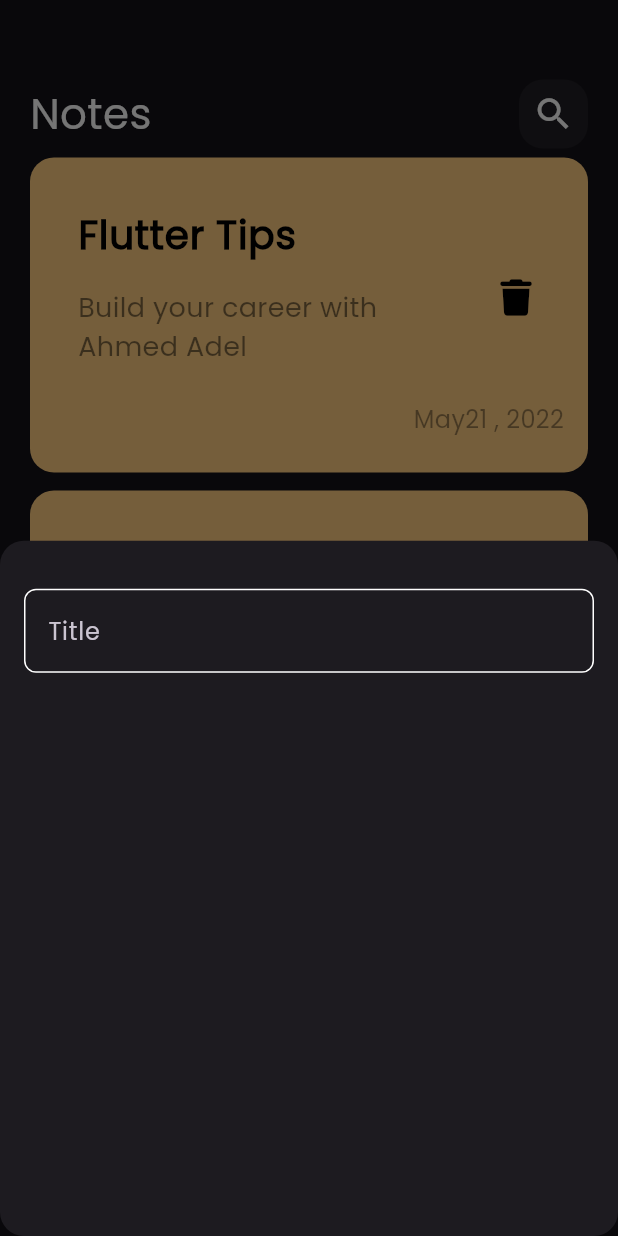
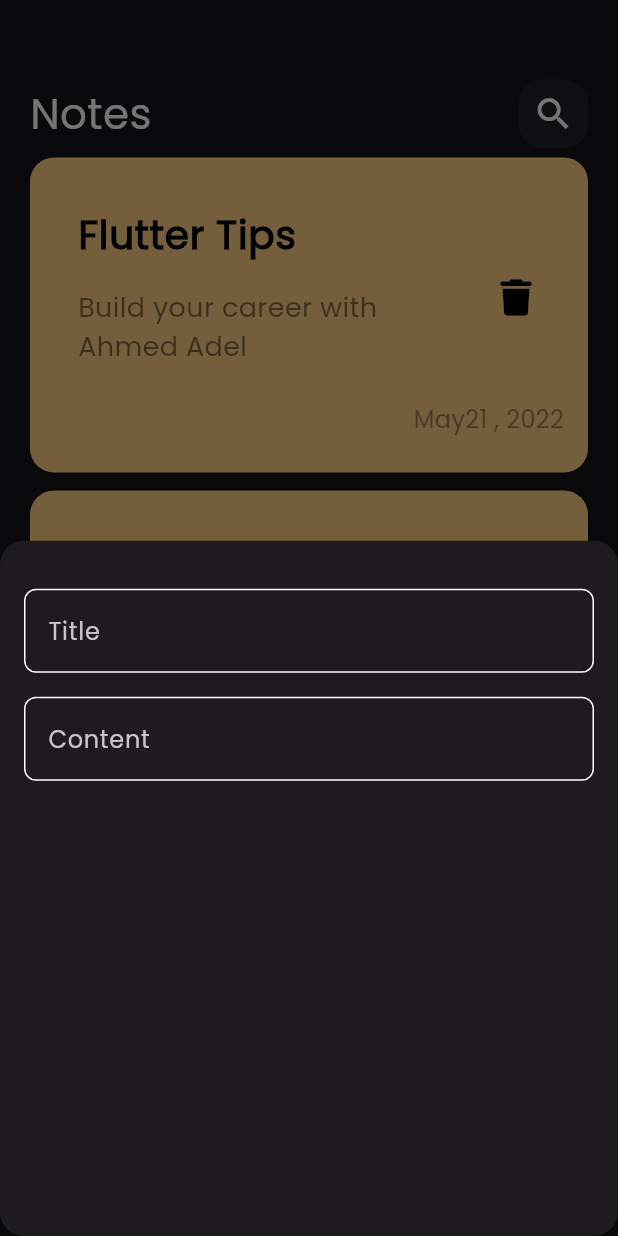
Before and after one commit to AhmedAdel8/notes_app, a Flutter app: the screen it shows after launch, after a tap on the "add" icon, on a phone screen of 412 x 824 dp. Run offline on Flutter 3.47's test engine with Material 3 defaults, Android fonts, the phone set to English and light mode, and no system bars; our stand-ins replace font_awesome_flutter.

Commit message:
add fields to notes bottom sheet

```diff
--- a/lib/widgets/add_note_bottom_sheet.dart
+++ b/lib/widgets/add_note_bottom_sheet.dart
@@ -10,10 +10,19 @@ class AddNoteBottomSheet extends StatelessWidget {
       padding: const EdgeInsets.symmetric(horizontal: 16),
       child: Column(
         children: [
-          const SizedBox(
+          SizedBox(
             height: 32,
           ),
-          CustomTextField(),
+          CustomTextField(
+            hint: 'Title',
+          ),
+          SizedBox(
+            height: 16,
+          ),
+          CustomTextField(
+            hint: 'Content',
+            maxLines: 5,
+          ),
         ],
       ),
     );
--- a/lib/widgets/custom_text_field.dart
+++ b/lib/widgets/custom_text_field.dart
@@ -2,14 +2,19 @@ import 'package:flutter/material.dart';
 import 'package:notes_app/constants.dart';
 
 class CustomTextField extends StatelessWidget {
-  const CustomTextField({super.key});
-
+  const CustomTextField({
+    super.key,
+    required this.hint,
+    this.maxLines = 1,
+  });
+  final String hint;
+  final int maxLines;
   @override
   Widget build(BuildContext context) {
     return TextField(
       cursorColor: KprimaryColor,
       decoration: InputDecoration(
-        hintText: 'Title',
+        hintText: hint,
         border: buildBorder(),
         enabledBorder: buildBorder(),
         focusedBorder: buildBorder(KprimaryColor),
```
